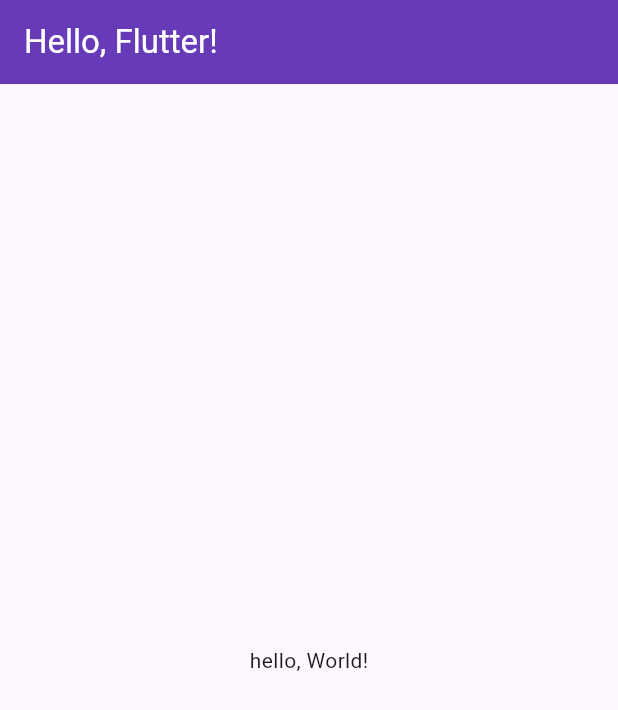
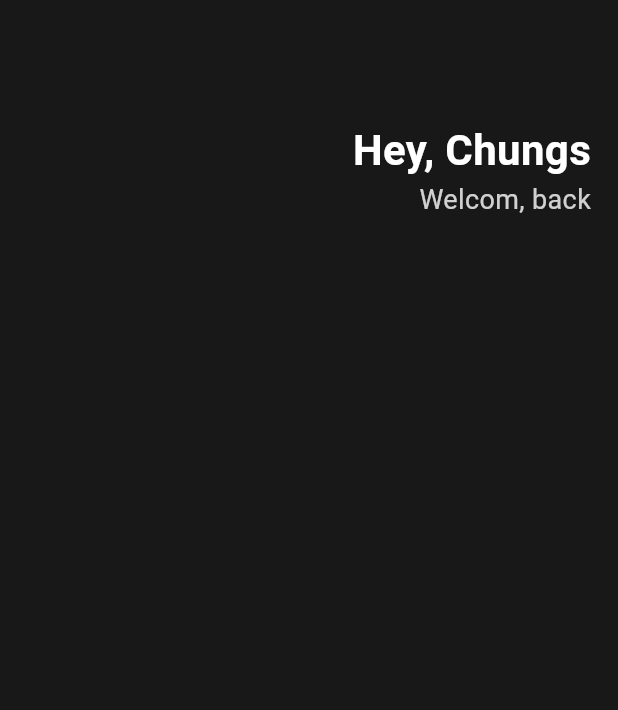
Before and after one commit to SonCS/toonflix-nomadcoder, a Flutter app: the screen it shows after launch, on a phone screen of 412 x 824 dp. Shown: the top 710 px of the screen. Run offline on Flutter 3.47's test engine with Material 3 defaults, Android fonts, the phone set to English and light mode, and no system bars.

Commit message:
3.0 Header

```diff
--- a/lib/main.dart
+++ b/lib/main.dart
@@ -1,6 +1,13 @@
 import 'package:flutter/material.dart';
 
+class Player {
+  String? name;
+
+  Player();
+}
+
 void main() {
+  var chungs = Player();
   runApp(App());
 }
 
@@ -11,19 +18,41 @@ class App extends StatelessWidget {
   Widget build(BuildContext context) {
     return MaterialApp(
       home: Scaffold(
-        appBar: AppBar(
-          centerTitle: false,
-          title: const Text(
-            'Hello, Flutter!',
-            style: TextStyle(
-              color: Colors.white)
-              ),
-          backgroundColor: Colors.deepPurple,
-          foregroundColor: Colors.white,
-        ),
-        body: const Center(
-          child: Text('hello, World!'),
-        )
+        backgroundColor: Color(0xff181818),
+        body: Padding(
+            padding: EdgeInsets.symmetric(horizontal: 18),
+            child: Column(
+              children: [
+                SizedBox(
+                  height: 80,
+                ),
+                Row(
+                  mainAxisAlignment: MainAxisAlignment.end,
+                  children: [
+                    Column(
+                      crossAxisAlignment: CrossAxisAlignment.end,
+                      children: [
+                        Text(
+                          'Hey, Chungs',
+                          style: TextStyle(
+                            color: Colors.white,
+                            fontSize: 28,
+                            fontWeight: FontWeight.w700,
+                          ),
+                        ),
+                        Text(
+                          'Welcom, back',
+                          style: TextStyle(
+                            color: Colors.white.withOpacity(0.8),
+                            fontSize: 18,
+                          ),
+                        )
+                      ],
+                    )
+                  ],
+                )
+              ],
+            )),
       ),
     );
   }
```
